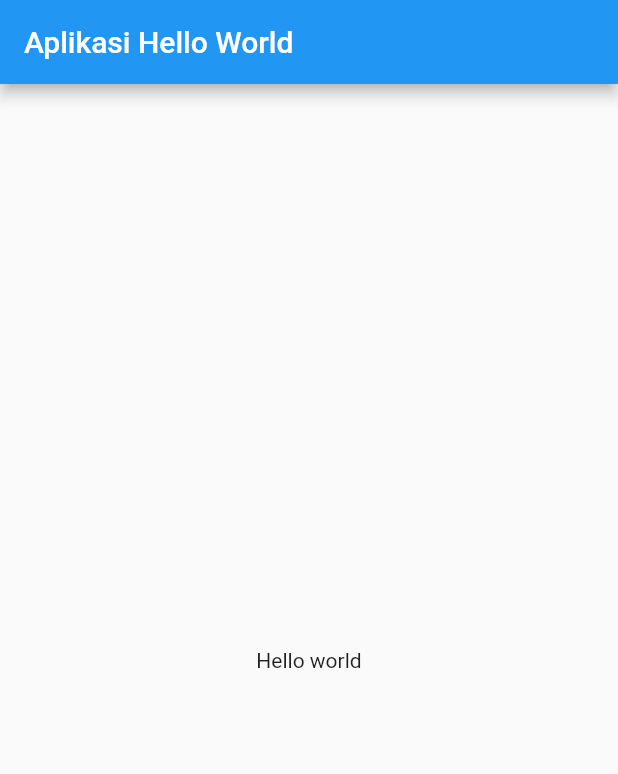
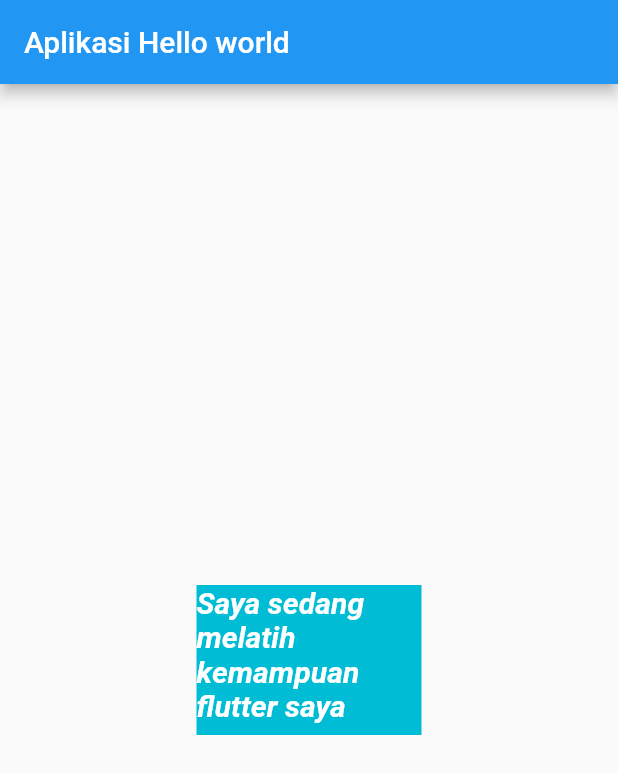
Before and after one commit to rimbadi/test_flutter, a Flutter app: the screen it shows after launch, on a phone screen of 412 x 824 dp. Shown: the top 774 px of the screen. Run offline on Flutter 3.47's test engine with Material 2 defaults, Android fonts, the phone set to English and light mode, and no system bars.

Commit message:
Text Widget

```diff
--- a/lib/main.dart
+++ b/lib/main.dart
@@ -11,8 +11,22 @@ class MyApp extends StatelessWidget {
   Widget build(BuildContext context) {
     return MaterialApp(
       home: Scaffold(
-        appBar: AppBar(title: Text("Aplikasi Hello World"),),
-        body: Center(child: Text("Hello world"),),
+        appBar: AppBar(
+          title: Text("Aplikasi Hello world"),
+        ),
+        body: Center(
+            child: Container(
+                color: Colors.cyan,
+                width: 150,
+                height: 100,
+                child: Text(
+                  "Saya sedang melatih kemampuan flutter saya",
+                  style: TextStyle(
+                      color: Colors.white,
+                      fontStyle: FontStyle.italic,
+                      fontWeight: FontWeight.bold,
+                      fontSize: 20),
+                ))),
       ),
     );
   }
```
